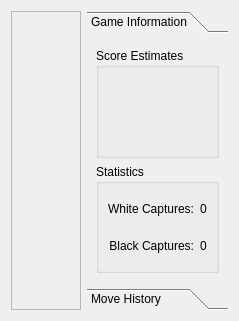
Qt form src/gui/gamescreen.ui (KDE/kigo) before a commit.
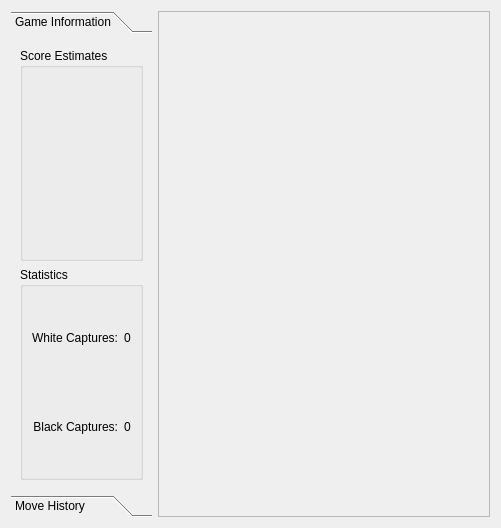
The same form after that commit. Custom widgets are drawn as their Qt base class.

Commit message: Code refactoring, only one GameScene object (with GTP connection child) shared accross the application, more GTP protocol methods implemented with more error checks and robustness. Added some Apidocs.

```diff
--- a/src/gui/gamescreen.ui
+++ b/src/gui/gamescreen.ui
@@ -5,24 +5,14 @@
    <rect>
     <x>0</x>
     <y>0</y>
-    <width>239</width>
-    <height>321</height>
+    <width>501</width>
+    <height>528</height>
    </rect>
   </property>
   <property name="windowTitle" >
    <string>Form</string>
   </property>
   <layout class="QHBoxLayout" name="horizontalLayout" >
-   <item>
-    <widget class="QFrame" name="gameFrame" >
-     <property name="frameShape" >
-      <enum>QFrame::StyledPanel</enum>
-     </property>
-     <property name="frameShadow" >
-      <enum>QFrame::Raised</enum>
-     </property>
-    </widget>
-   </item>
    <item>
     <widget class="QToolBox" name="toolBox" >
      <property name="sizePolicy" >
@@ -40,7 +30,7 @@
         <x>0</x>
         <y>0</y>
         <width>130</width>
-        <height>241</height>
+        <height>448</height>
        </rect>
       </property>
       <attribute name="label" >
@@ -123,6 +113,16 @@
      </widget>
     </widget>
    </item>
+   <item>
+    <widget class="QFrame" name="gameFrame" >
+     <property name="frameShape" >
+      <enum>QFrame::StyledPanel</enum>
+     </property>
+     <property name="frameShadow" >
+      <enum>QFrame::Raised</enum>
+     </property>
+    </widget>
+   </item>
   </layout>
  </widget>
  <customwidgets>
```
Left out of the diff: 2 changed lines with no effect on the pictures. The commit also changes 11 other files.
